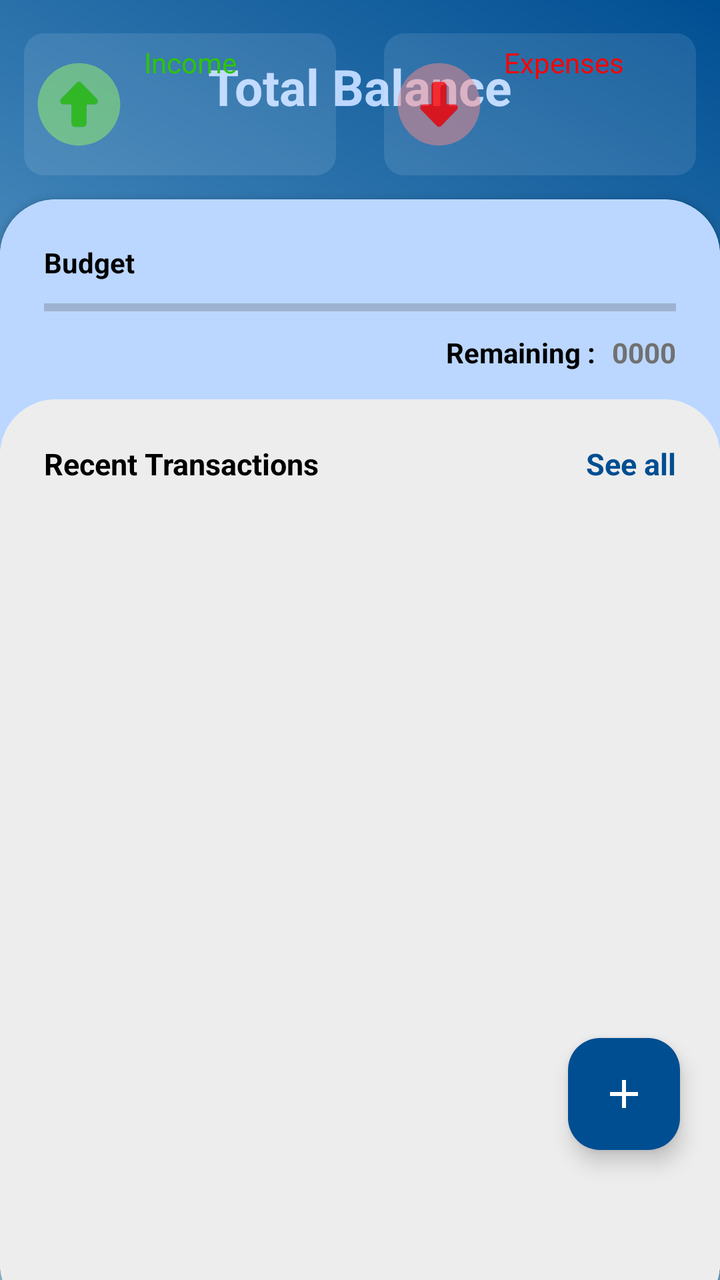
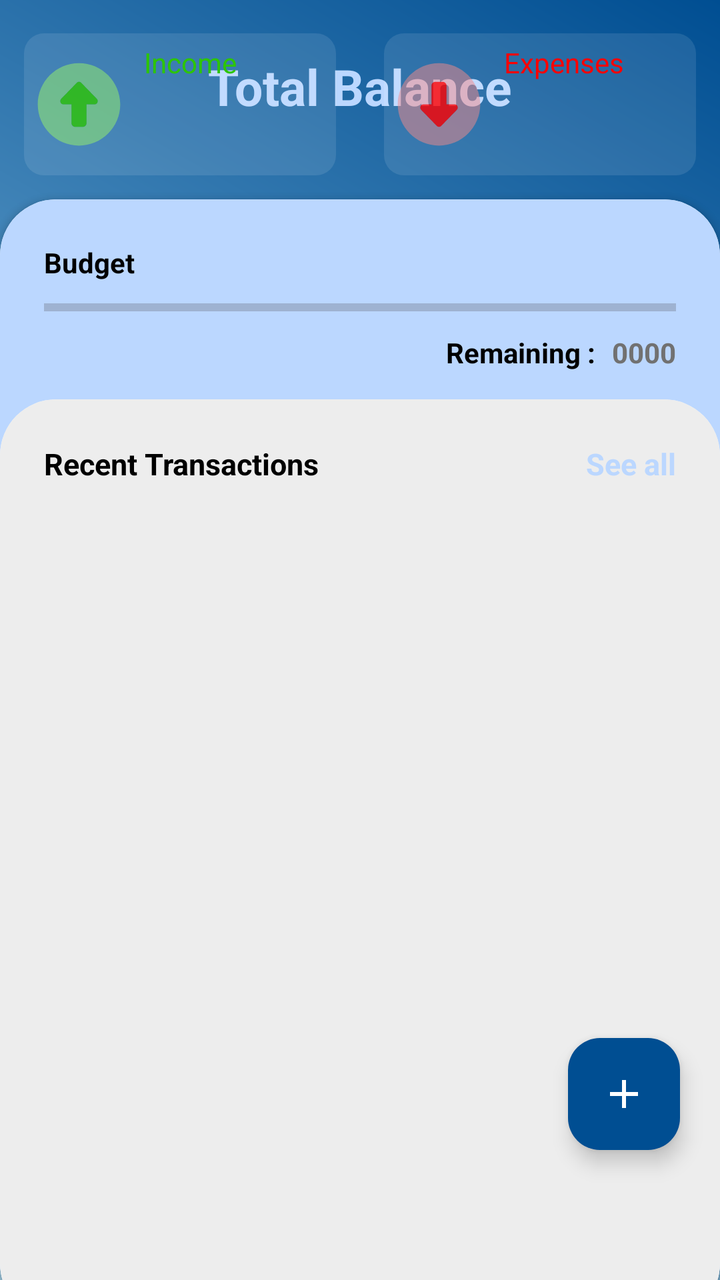

Compare the two renders of this Android layout. The source of the first and the diff that turns it into the second are given below.
<!-- AndroidManifest.xml: application theme Theme.Budget_Planner -->
<!-- res/layout/fragment_home_.xml -->
<?xml version="1.0" encoding="utf-8"?>
<RelativeLayout xmlns:android="http://schemas.android.com/apk/res/android"
    xmlns:tools="http://schemas.android.com/tools"
    android:layout_width="match_parent"
    android:layout_height="match_parent"
    xmlns:app="http://schemas.android.com/apk/res-auto"
    tools:context=".Category_Fragment">
    <com.google.android.material.floatingactionbutton.FloatingActionButton
        android:layout_width="wrap_content"
        android:layout_height="wrap_content"
        android:id="@+id/back"
        android:src="@drawable/back_player_multimedia_svgrepo_com"
        android:backgroundTint="@android:color/transparent"
        app:elevation="0dp"
        app:borderWidth="0dp"
        app:tint="#80FFFFFF"
        android:clickable="true"
        android:layout_alignParentLeft="true"
        android:layout_above="@+id/linear_data"
        android:stateListAnimator="@animator/button_state_list_animator"
        />
    <com.google.android.material.floatingactionbutton.FloatingActionButton
        android:layout_width="wrap_content"
        android:layout_height="wrap_content"
        android:id="@+id/next"
        android:src="@drawable/next_player_multimedia_svgrepo_com"
        android:backgroundTint="@android:color/transparent"
        app:elevation="0dp"
        app:borderWidth="0dp"
        app:tint="#80FFFFFF"
        android:clickable="true"
        android:layout_alignParentRight="true"
        android:layout_above="@+id/linear_data"
        android:stateListAnimator="@animator/button_state_list_animator"
        />
    <TextView
        android:id="@+id/months"
        android:layout_width="wrap_content"
        android:layout_height="wrap_content"
        android:layout_centerHorizontal="true"
        android:textSize="15dp"
        android:layout_marginTop="2dp"
        android:textColor="#BBD7FF"
        />
    <TextView
        android:id="@+id/balance_txt"
        android:layout_width="wrap_content"
        android:layout_height="wrap_content"
        android:text="Total Balance"
        android:textStyle="bold"
        android:layout_below="@+id/months"
        android:layout_centerHorizontal="true"
        android:textSize="25dp"
        android:layout_marginTop="4dp"
        android:textColor="#BBD7FF"
        />
    <TextView
        android:id="@+id/balance_amount"
        android:layout_width="wrap_content"
        android:layout_height="wrap_content"
        android:textStyle="bold"
        android:layout_below="@+id/balance_txt"
        android:layout_centerHorizontal="true"
        android:textSize="25dp"
        android:layout_marginTop="4dp"
        android:textColor="#BBD7FF"
        />

<LinearLayout
    android:id="@+id/linear_data"
    android:layout_width="match_parent"
    android:layout_height="95dp"
    android:weightSum="2"
    android:layout_above="@+id/middle_card">
        <LinearLayout
            android:layout_width="match_parent"
            android:layout_height="match_parent"
            android:layout_weight="1"
            android:orientation="horizontal"
            android:layout_margin="12dp"
            android:background="@drawable/round_transparent_corners">
            <ImageView
                android:layout_width="45dp"
                android:layout_height="45dp"
                android:layout_gravity="center"
                android:layout_margin="5dp"
                android:src="@drawable/arrow_circle_up_svgrepo_com"
                android:scaleType="centerCrop"
                />
            <LinearLayout
                android:layout_width="match_parent"
                android:layout_height="match_parent"
                android:orientation="vertical">
                <TextView
                    android:layout_width="wrap_content"
                    android:layout_height="wrap_content"
                    android:text="Income"
                    android:layout_margin="5dp"
                    android:textSize="14dp"
                    android:textColor="#2DC503"
                    />
                <TextView
                    android:id="@+id/income_total"
                    android:layout_width="wrap_content"
                    android:layout_height="wrap_content"
                    android:layout_below="@+id/balance_txt"
                    android:layout_centerHorizontal="true"
                    android:layout_margin="5dp"
                    android:textSize="20dp"
                    android:textColor="#BBD7FF"
                    />
            </LinearLayout>
        </LinearLayout>
    <LinearLayout
        android:layout_width="match_parent"
        android:layout_height="match_parent"
        android:layout_weight="1"
        android:layout_margin="12dp"
        android:background="@drawable/round_transparent_corners">
        <ImageView
            android:layout_width="45dp"
            android:layout_height="45dp"
            android:layout_margin="5dp"
            android:layout_gravity="center"
            android:src="@drawable/arrow_circle_down_svgrepo_com"
            android:scaleType="centerCrop"
            />
        <LinearLayout
            android:layout_width="match_parent"
            android:layout_height="match_parent"
            android:orientation="vertical">
            <TextView
                android:layout_width="wrap_content"
                android:layout_height="wrap_content"
                android:text="Expenses"
                android:layout_margin="5dp"
                android:textSize="14dp"
                android:textColor="#FF0000"
                />
            <TextView
                android:id="@+id/exp_total"
                android:layout_width="wrap_content"
                android:layout_height="wrap_content"
                android:layout_below="@+id/balance_txt"
                android:layout_margin="5dp"
                android:layout_centerHorizontal="true"
                android:textSize="20dp"
                android:textColor="#BBD7FF"
                />
        </LinearLayout>
    </LinearLayout>

</LinearLayout>

    <androidx.cardview.widget.CardView
        android:id="@+id/middle_card"
        android:layout_width="match_parent"
        android:layout_height="wrap_content"
        android:layout_alignParentBottom="true"
        app:cardCornerRadius="28dp"
        android:layout_marginBottom="-20dp"

        >

        <LinearLayout
            android:layout_width="match_parent"
            android:layout_height="560dp"
            android:orientation="vertical"
            android:padding="22dp"
            android:background="?attr/colorPrimaryVariant">

            <LinearLayout
                android:layout_width="match_parent"
                android:layout_height="wrap_content"
                android:orientation="horizontal">

                <TextView
                    android:id="@+id/clickableText"
                    android:layout_width="wrap_content"
                    android:layout_height="wrap_content"
                    android:text="Budget"
                    android:textColor="?android:attr/textColor"
                    android:textStyle="bold"
                    android:clickable="true"
                    />

                <TextView
                    android:id="@+id/show_budget"
                    android:layout_width="wrap_content"
                    android:layout_height="match_parent"
                    android:layout_marginStart="15dp"
                    android:clickable="true"
                    android:onClick="openDialog"
                    android:textColor="#717171"
                    android:textStyle="bold"
                    />
            </LinearLayout>


            <ProgressBar
                android:id="@+id/progress_budget"
                android:layout_width="match_parent"
                android:layout_height="wrap_content"
                android:layout_marginVertical="5dp"
                style="?android:attr/progressBarStyleHorizontal" />
            <LinearLayout
                android:layout_width="match_parent"
                android:layout_height="wrap_content"
                android:orientation="horizontal"
                android:gravity="end">

                <TextView
                    android:layout_width="wrap_content"
                    android:layout_height="wrap_content"
                    android:text="Remaining : "
                    android:textColor="?android:attr/textColor"
                    android:textStyle="bold"
                    />

                <TextView
                    android:id="@+id/Remaining_budget"
                    android:layout_width="wrap_content"
                    android:layout_height="wrap_content"
                    android:text="0000"
                    android:textColor="#717171"
                    android:textStyle="bold"
                    android:layout_marginStart="5dp" />
            </LinearLayout>
        </LinearLayout>
    </androidx.cardview.widget.CardView>

    <androidx.cardview.widget.CardView
        android:layout_width="match_parent"
        android:layout_height="wrap_content"
        android:layout_alignParentBottom="true"
        app:cardCornerRadius="28dp"
        android:layout_marginBottom="-20dp">

        <RelativeLayout
            android:id="@+id/heading"
            android:layout_width="match_parent"
            android:layout_height="460dp"
            android:orientation="vertical"
            android:padding="22dp"
            android:background="?attr/colorPrimary">
            <RelativeLayout
                android:layout_width="match_parent"
                android:layout_height="40dp"
                >
                <TextView
                    android:layout_width="wrap_content"
                    android:layout_height="match_parent"
                    android:text="Recent Transactions"
                    android:textStyle="bold"
                    android:textColor="?android:attr/textColor"
                    android:textSize="15dp"
                    android:layout_alignParentLeft="true"
                    />

                <TextView
                    android:id="@+id/seeAll"
                    android:layout_width="wrap_content"
                    android:layout_height="match_parent"
                    android:layout_alignParentRight="true"
                    android:text="See all"
                    android:textColor="?attr/colorOnPrimary"
                    android:textSize="15dp"
                    android:textStyle="bold" />
            </RelativeLayout>
            <ListView
                android:id="@+id/list_view"
                android:layout_marginTop="40dp"
                android:layout_width="match_parent"
                android:layout_height="wrap_content"
                android:divider="@null"
                android:dividerHeight="10dp"
                android:layout_marginBottom="63dp"/>
            <TextView
                android:id="@+id/empty"
                android:layout_width="wrap_content"
                android:layout_height="wrap_content"
                android:text="No transactions to show"
                android:layout_centerInParent="true"
                android:textSize="25dp"
                android:textColor="#707070"
                android:visibility="gone"
                />
        </RelativeLayout>
    </androidx.cardview.widget.CardView>

    <com.google.android.material.floatingactionbutton.FloatingActionButton
        android:id="@+id/add"
        android:layout_width="wrap_content"
        android:layout_height="wrap_content"
        android:src="@drawable/baseline_add_24"
        android:layout_above="@id/space"
        android:layout_alignParentEnd="true"
        android:layout_marginEnd="20dp"
        android:layout_marginBottom="5dp"
        app:tint="@color/white"
        android:backgroundTint="?attr/colorOnPrimary"

        />

    <Space
        android:id="@+id/space"
        android:layout_width="match_parent"
        android:layout_height="60dp"
        android:layout_alignParentBottom="true" />

</RelativeLayout>
<!-- resources referenced by this layout -->
<resources>
  <color name="white">#FFFFFFFF</color>
  <!-- drawable back_player_multimedia_svgrepo_com (drawable) -->
  <vector xmlns:android="http://schemas.android.com/apk/res/android"
      android:width="800dp"
      android:height="800dp"
      android:viewportWidth="512"
      android:viewportHeight="512">
    <path
        android:pathData="M256,256m-246,0a246,246 0,1 1,492 0a246,246 0,1 1,-492 0"
        android:strokeLineJoin="round"
        android:strokeWidth="20"
        android:fillColor="#00000000"
        android:strokeColor="#000000"
        android:strokeLineCap="round"/>
    <path
        android:pathData="M333.82,100.37l-155.64,155.63l155.64,155.63"
        android:strokeLineJoin="round"
        android:strokeWidth="20"
        android:fillColor="#00000000"
        android:strokeColor="#000000"
        android:strokeLineCap="round"/>
  </vector>
  <!-- drawable baseline_add_24 (drawable) -->
  <vector android:height="24dp"
      android:tint="#000000"
      android:viewportHeight="24"
      android:viewportWidth="24"
      android:width="24dp"
      xmlns:android="http://schemas.android.com/apk/res/android">
      <path
          android:fillColor="@android:color/white"
          android:pathData="M19,13h-6v6h-2v-6H5v-2h6V5h2v6h6v2z" />
  </vector>
  <!-- drawable next_player_multimedia_svgrepo_com (drawable) -->
  <vector xmlns:android="http://schemas.android.com/apk/res/android"
      android:width="800dp"
      android:height="800dp"
      android:viewportWidth="512"
      android:viewportHeight="512">
    <path
        android:pathData="M256,256m-246,0a246,246 0,1 1,492 0a246,246 0,1 1,-492 0"
        android:strokeLineJoin="round"
        android:strokeWidth="20"
        android:fillColor="#00000000"
        android:strokeColor="#000000"
        android:strokeLineCap="round"/>
    <path
        android:pathData="M178.18,411.63l155.64,-155.63l-155.64,-155.63"
        android:strokeLineJoin="round"
        android:strokeWidth="20"
        android:fillColor="#00000000"
        android:strokeColor="#000000"
        android:strokeLineCap="round"/>
  </vector>
  <!-- drawable round_transparent_corners (drawable) -->
  <?xml version="1.0" encoding="utf-8"?>
  <shape xmlns:android="http://schemas.android.com/apk/res/android"
      android:shape="rectangle">
      <solid android:color="#1AFFFFFF"/>
      <corners android:radius="10dp"/>
  </shape>
  <style name="Theme.Budget_Planner" parent="Base.Theme.Budget_Planner" />
  <style name="Base.Theme.Budget_Planner" parent="Theme.Material3.DayNight.NoActionBar">
          
          <item name="android:windowBackground">@drawable/backgroung_gradient</item>
          
          <item name="colorPrimary">#EDEDED</item>
          
          <item name="colorPrimaryVariant">#BBD7FF</item>
          
          <item name="colorOnPrimary">#004E92</item>
          
          <item name="android:textColor">@color/black</item>
          
          <item name="colorOnSecondary">#004E92</item>
          
          <item name="colorSecondary">#EDEDED</item>
          
          <item name="colorSecondaryVariant">#EDEDED</item>
          
          <item name="colorTertiary">#E3E3E3</item>
          
          <item name="colorOnTertiary">#1A001F54</item>
          <item name="android:drawableTint">#B3292D32</item>
  
          <item name="android:statusBarColor">#004E92</item>
      </style>
  <!-- drawable backgroung_gradient (drawable) -->
  <?xml version="1.0" encoding="utf-8"?>
  <shape xmlns:android="http://schemas.android.com/apk/res/android">
      <gradient
          android:type="linear"
          android:angle="45"
          android:startColor="#AEDFF7"
          android:endColor="#004E92"></gradient>
  </shape>
  <color name="black">#FF000000</color>
  <!-- unchanged entries left out for length: 2 -->
</resources>

<!-- the commit's change to res/layout/fragment_home_.xml (unified diff, before → after) -->
@@ -9,6 +9,7 @@
         android:layout_width="wrap_content"
         android:layout_height="wrap_content"
         android:id="@+id/back"
+        android:foreground="?attr/selectableItemBackground"
         android:src="@drawable/back_player_multimedia_svgrepo_com"
         android:backgroundTint="@android:color/transparent"
         app:elevation="0dp"
@@ -23,6 +24,7 @@
         android:layout_width="wrap_content"
         android:layout_height="wrap_content"
         android:id="@+id/next"
+        android:foreground="?attr/selectableItemBackground"
         android:src="@drawable/next_player_multimedia_svgrepo_com"
         android:backgroundTint="@android:color/transparent"
         app:elevation="0dp"
@@ -40,7 +42,7 @@
         android:layout_centerHorizontal="true"
         android:textSize="15dp"
         android:layout_marginTop="2dp"
-        android:textColor="#BBD7FF"
+        android:textColor="?attr/colorSecondaryVariant"
         />
     <TextView
         android:id="@+id/balance_txt"
@@ -52,7 +54,7 @@
         android:layout_centerHorizontal="true"
         android:textSize="25dp"
         android:layout_marginTop="4dp"
-        android:textColor="#BBD7FF"
+        android:textColor="?attr/colorSecondaryVariant"
         />
     <TextView
         android:id="@+id/balance_amount"
@@ -63,7 +65,7 @@
         android:layout_centerHorizontal="true"
         android:textSize="25dp"
         android:layout_marginTop="4dp"
-        android:textColor="#BBD7FF"
+        android:textColor="?attr/colorSecondaryVariant"
         />
 
 <LinearLayout
@@ -107,7 +109,7 @@
                     android:layout_centerHorizontal="true"
                     android:layout_margin="5dp"
                     android:textSize="20dp"
-                    android:textColor="#BBD7FF"
+                    android:textColor="?attr/colorSecondaryVariant"
                     />
             </LinearLayout>
         </LinearLayout>
@@ -145,7 +147,7 @@
                 android:layout_margin="5dp"
                 android:layout_centerHorizontal="true"
                 android:textSize="20dp"
-                android:textColor="#BBD7FF"
+                android:textColor="?attr/colorSecondaryVariant"
                 />
         </LinearLayout>
     </LinearLayout>
@@ -178,6 +180,7 @@
                     android:id="@+id/clickableText"
                     android:layout_width="wrap_content"
                     android:layout_height="wrap_content"
+                    android:foreground="?attr/selectableItemBackground"
                     android:text="Budget"
                     android:textColor="?android:attr/textColor"
                     android:textStyle="bold"
@@ -188,6 +191,7 @@
                     android:id="@+id/show_budget"
                     android:layout_width="wrap_content"
                     android:layout_height="match_parent"
+                    android:foreground="?attr/selectableItemBackground"
                     android:layout_marginStart="15dp"
                     android:clickable="true"
                     android:onClick="openDialog"
@@ -245,7 +249,7 @@
             android:background="?attr/colorPrimary">
             <RelativeLayout
                 android:layout_width="match_parent"
-                android:layout_height="40dp"
+                android:layout_height="27dp"
                 >
                 <TextView
                     android:layout_width="wrap_content"
@@ -261,9 +265,10 @@
                     android:id="@+id/seeAll"
                     android:layout_width="wrap_content"
                     android:layout_height="match_parent"
+                    android:foreground="?attr/selectableItemBackground"
                     android:layout_alignParentRight="true"
                     android:text="See all"
-                    android:textColor="?attr/colorOnPrimary"
+                    android:textColor="?attr/colorSecondaryVariant"
                     android:textSize="15dp"
                     android:textStyle="bold" />
             </RelativeLayout>
<!-- resource entries referenced after the edit -->
@@ -78,11 +78,12 @@
           
           <item name="colorSecondary">#EDEDED</item>
           
-          <item name="colorSecondaryVariant">#EDEDED</item>
+          <item name="colorSecondaryVariant">#BBD7FF</item>
           
           <item name="colorTertiary">#E3E3E3</item>
           
           <item name="colorOnTertiary">#1A001F54</item>
+  
           <item name="android:drawableTint">#B3292D32</item>
   
           <item name="android:statusBarColor">#004E92</item>
